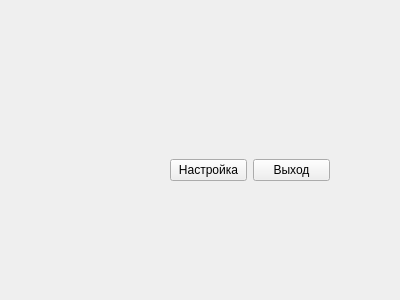
Qt form TcpClient/View/mrkgui.ui (Ma3au/Practice) before a commit.
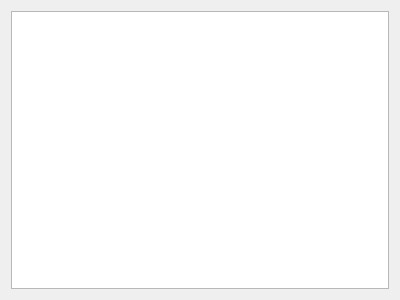
The same form after that commit.

The edit to the form file:
```diff
--- a/TcpClient/View/mrkgui.ui
+++ b/TcpClient/View/mrkgui.ui
@@ -13,32 +13,11 @@
   <property name="windowTitle">
    <string>Form</string>
   </property>
-  <widget class="QWidget" name="horizontalLayoutWidget">
-   <property name="geometry">
-    <rect>
-     <x>170</x>
-     <y>130</y>
-     <width>160</width>
-     <height>80</height>
-    </rect>
-   </property>
-   <layout class="QHBoxLayout" name="buttonHLayout">
-    <item>
-     <widget class="QPushButton" name="setingButton">
-      <property name="text">
-       <string>Настройка</string>
-      </property>
-     </widget>
-    </item>
-    <item>
-     <widget class="QPushButton" name="exitButton">
-      <property name="text">
-       <string>Выход</string>
-      </property>
-     </widget>
-    </item>
-   </layout>
-  </widget>
+  <layout class="QGridLayout" name="gridLayout">
+   <item row="0" column="0">
+    <widget class="QTextEdit" name="textEdit"/>
+   </item>
+  </layout>
  </widget>
  <resources/>
  <connections/>
```
Left out of the diff: 2 changed lines with no effect on the pictures.
